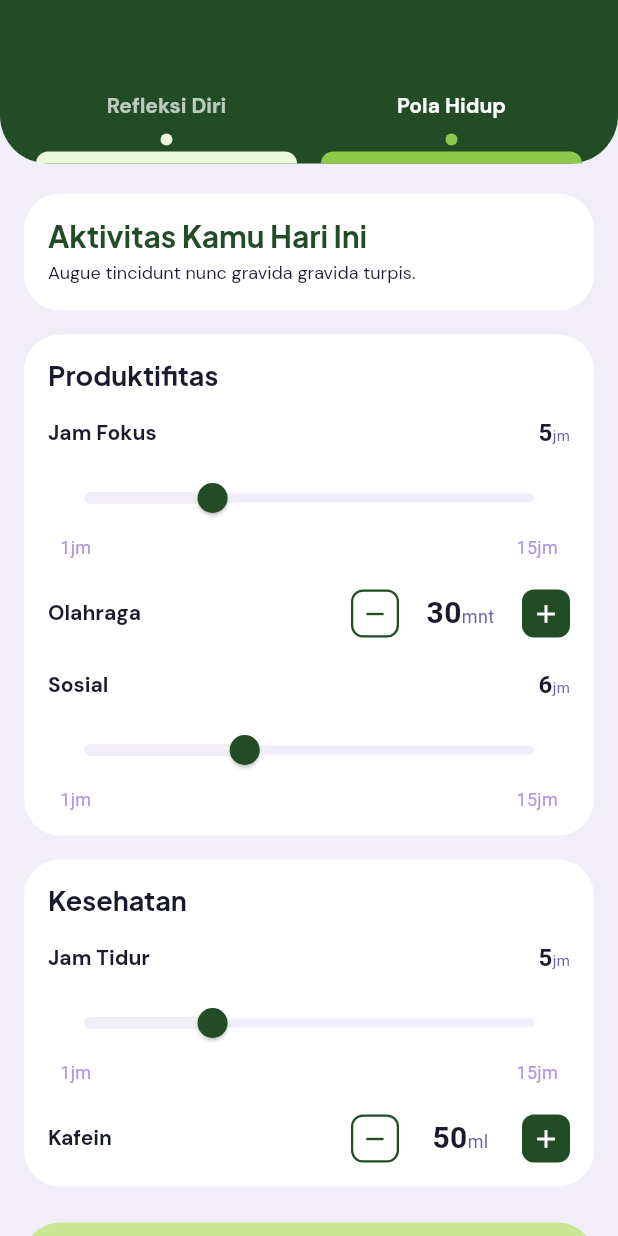
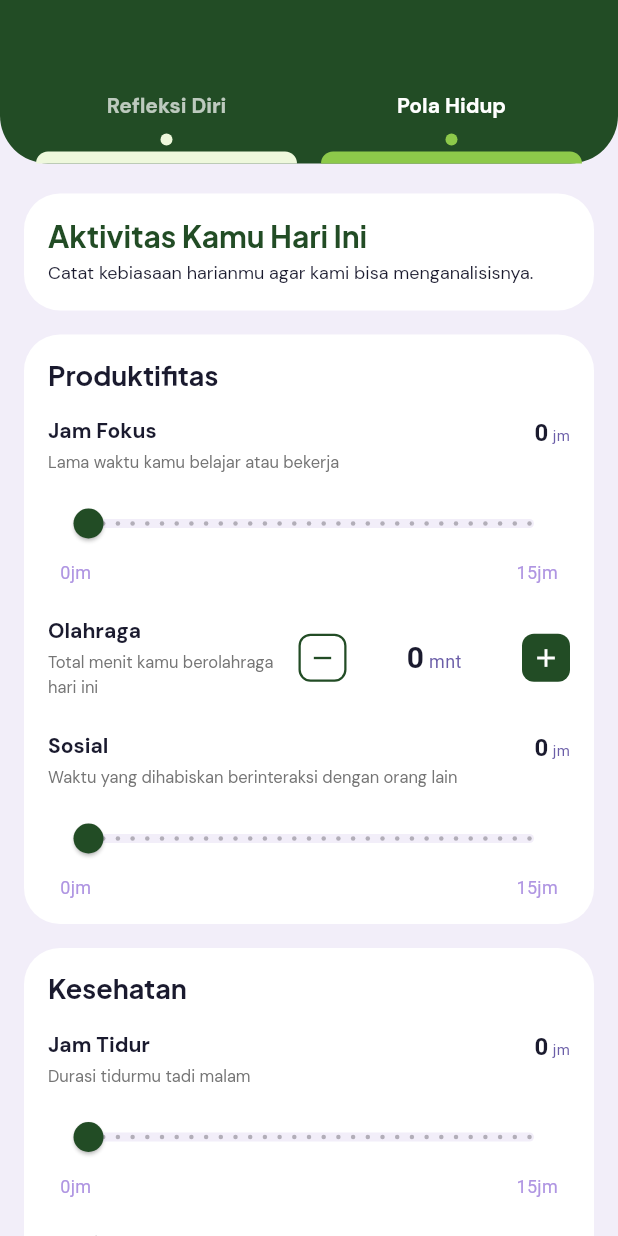
Before and after one commit to nadifahramadhani/burnout_detection, a Flutter app: the JournalingPage screen opened directly, after a tap on "Pola Hidup", on a phone screen of 412 x 824 dp. Run offline on Flutter 3.47's test engine with Material 3 defaults, Android fonts, the phone set to English and light mode, and no system bars; our stand-ins replace dio, fl_chart, flutter_secure_storage, flutter_svg, google_fonts; accounts and stored records are empty.

```diff
--- a/frontend/lib/features/journaling/presentation/journaling_page.dart
+++ b/frontend/lib/features/journaling/presentation/journaling_page.dart
@@ -18,11 +18,11 @@ class _JournalingPageState extends State<JournalingPage> {
   int _selectedTabIndex = 0;
   String _selectedMood = '';
 
-  double _jamFokus = 5;
-  int _olahraga = 30;
-  double _sosial = 6;
-  double _jamTidur = 5;
-  int _kafein = 50;
+  double _jamFokus = 0;
+  int _olahraga = 0;
+  double _sosial = 0;
+  double _jamTidur = 0;
+  int _kafein = 0;
   final TextEditingController _jurnalController = TextEditingController();
 
   Future<void> _onDeteksiDitekan() async {
@@ -62,7 +62,6 @@ class _JournalingPageState extends State<JournalingPage> {
 
   @override
   Widget build(BuildContext context) {
-    // PERBAIKAN 3: Pantau loading di dalam fungsi build utama agar aman
     final bool isLoading = context.watch<JournalProvider>().isLoading;
 
     return Scaffold(
@@ -76,7 +75,6 @@ class _JournalingPageState extends State<JournalingPage> {
               child: Column(
                 children: [
                   if (_selectedTabIndex == 0) _buildRefleksiDiriContent(),
-                  // Kirimkan status loading ke dalam Pola Hidup
                   if (_selectedTabIndex == 1) _buildPolaHidupContent(isLoading),
                   const SizedBox(height: 120),
                 ],
@@ -113,8 +111,6 @@ class _JournalingPageState extends State<JournalingPage> {
   Widget _buildTabItem(String title, int index) {
     bool isActive = _selectedTabIndex == index;
     Color indicatorColor = isActive ? AppColors.mint400 : AppColors.mint50;
-
-    // PERBAIKAN 2: Menggunakan .withOpacity agar aman di semua versi Flutter
     Color textColor = isActive ? Colors.white : Colors.white.withOpacity(0.7);
 
     return GestureDetector(
@@ -183,7 +179,7 @@ class _JournalingPageState extends State<JournalingPage> {
               ),
               const SizedBox(height: 4),
               Text(
-                'Augue tincidunt nunc gravida gravida turpis.',
+                'Ceritakan apa saja yang terjadi hari ini.',
                 style: AppTypography.body2.copyWith(
                   color: AppColors.dark,
                   fontSize: 12,
@@ -374,7 +370,7 @@ class _JournalingPageState extends State<JournalingPage> {
               ),
               const SizedBox(height: 4),
               Text(
-                'Augue tincidunt nunc gravida gravida turpis.',
+                'Catat kebiasaan harianmu agar kami bisa menganalisisnya.',
                 style: AppTypography.body2.copyWith(
                   color: AppColors.dark,
                   fontSize: 12,
@@ -403,17 +399,20 @@ class _JournalingPageState extends State<JournalingPage> {
                 ),
               ),
               const SizedBox(height: 16),
+              // --- TAMBAHAN DESKRIPSI DI SINI ---
               _buildSliderItem(
                 label: 'Jam Fokus',
+                description: 'Lama waktu kamu belajar atau bekerja',
                 value: _jamFokus,
                 unit: 'jm',
-                min: 1,
+                min: 0,
                 max: 15,
                 onChanged: (val) => setState(() => _jamFokus = val),
               ),
               const SizedBox(height: 20),
               _buildCounterItem(
                 label: 'Olahraga',
+                description: 'Total menit kamu berolahraga hari ini',
                 value: _olahraga,
                 unit: 'mnt',
                 step: 5,
@@ -425,9 +424,11 @@ class _JournalingPageState extends State<JournalingPage> {
               const SizedBox(height: 20),
               _buildSliderItem(
                 label: 'Sosial',
+                description:
+                    'Waktu yang dihabiskan berinteraksi dengan orang lain',
                 value: _sosial,
                 unit: 'jm',
-                min: 1,
+                min: 0,
                 max: 15,
                 onChanged: (val) => setState(() => _sosial = val),
               ),
@@ -456,17 +457,19 @@ class _JournalingPageState extends State<JournalingPage> {
               const SizedBox(height: 16),
               _buildSliderItem(
                 label: 'Jam Tidur',
+                description: 'Durasi tidurmu tadi malam',
                 value: _jamTidur,
                 unit: 'jm',
-                min: 1,
+                min: 0,
                 max: 15,
                 onChanged: (val) => setState(() => _jamTidur = val),
               ),
               const SizedBox(height: 20),
               _buildCounterItem(
                 label: 'Kafein',
+                description: 'Perkiraan konsumsi kopi/kafein (dalam mg)',
                 value: _kafein,
-                unit: 'ml',
+                unit: 'mg', // Sedikit perbaikan unit dari 'ml' ke 'mg'
                 step: 10,
                 onMinus: () => setState(() {
                   if (_kafein > 0) _kafein -= 10;
@@ -509,19 +512,68 @@ class _JournalingPageState extends State<JournalingPage> {
     );
   }
 
+  // HELPER: SLIDER ITEM
   Widget _buildSliderItem({
     required String label,
+    required String description, // Tambahan parameter
     required double value,
     required String unit,
     required double min,
     required double max,
     required ValueChanged<double> onChanged,
   }) {
+    List<TextSpan> spans = [];
+    int hours = value.toInt();
+    int minutes = ((value - hours) * 60).round();
+
+    spans.add(
+      TextSpan(
+        text: '$hours',
+        style: const TextStyle(
+          color: AppColors.dark,
+          fontSize: 16,
+          fontWeight: FontWeight.bold,
+        ),
+      ),
+    );
+    spans.add(
+      const TextSpan(
+        text: ' jm',
+        style: TextStyle(color: AppColors.lav600, fontSize: 10),
+      ),
+    );
+
+    if (minutes > 0) {
+      spans.add(const TextSpan(text: ' '));
+      spans.add(
+        TextSpan(
+          text: '$minutes',
+          style: const TextStyle(
+            color: AppColors.dark,
+            fontSize: 16,
+            fontWeight: FontWeight.bold,
+          ),
+        ),
+      );
+      spans.add(
+        const TextSpan(
+          text: ' mnt',
+          style: TextStyle(color: AppColors.lav600, fontSize: 10),
+        ),
+      );
+    }
+
     return Column(
       crossAxisAlignment: CrossAxisAlignment.start,
       children: [
         Row(
           mainAxisAlignment: MainAxisAlignment.spaceBetween,
+          crossAxisAlignment: CrossAxisAlignment
+              .start, // Agar sejajar atas jika deskripsi panjang
+          children: [
+            Expanded(
+              child: Column(
+                crossAxisAlignment: CrossAxisAlignment.start,
                 children: [
                   Text(
                     label,
@@ -531,27 +583,20 @@ class _JournalingPageState extends State<JournalingPage> {
                       fontSize: 14,
                     ),
                   ),
-            Text.rich(
-              TextSpan(
-                children: [
-                  TextSpan(
-                    text: '${value.toInt()}',
-                    style: TextStyle(
-                      color: AppColors.dark,
-                      fontSize: 16,
-                      fontWeight: FontWeight.bold,
-                    ),
-                  ),
-                  TextSpan(
-                    text: unit,
-                    style: const TextStyle(
-                      color: AppColors.lav600,
-                      fontSize: 10,
+                  const SizedBox(height: 2),
+                  Text(
+                    description,
+                    style: AppTypography.body2.copyWith(
+                      color: Colors
+                          .grey[600], // Warna deskripsi agar terlihat seperti sub-label
+                      fontSize: 11,
                     ),
                   ),
                 ],
               ),
             ),
+            const SizedBox(width: 8),
+            Text.rich(TextSpan(children: spans)),
           ],
         ),
         const SizedBox(height: 8),
@@ -561,11 +606,16 @@ class _JournalingPageState extends State<JournalingPage> {
             activeTrackColor: AppColors.lav50,
             inactiveTrackColor: AppColors.lav50,
             thumbColor: AppColors.mint900,
-            // PERBAIKAN 2: Menggunakan .withOpacity agar aman
             overlayColor: AppColors.mint900.withOpacity(0.2),
             thumbShape: const RoundSliderThumbShape(enabledThumbRadius: 10),
           ),
-          child: Slider(value: value, min: min, max: max, onChanged: onChanged),
+          child: Slider(
+            value: value,
+            min: min,
+            max: max,
+            divisions: ((max - min) * 2).toInt(),
+            onChanged: onChanged,
+          ),
         ),
         Padding(
           padding: const EdgeInsets.symmetric(horizontal: 8),
@@ -587,16 +637,84 @@ class _JournalingPageState extends State<JournalingPage> {
     );
   }
 
+  // HELPER: COUNTER ITEM
   Widget _buildCounterItem({
     required String label,
+    required String description, // Tambahan parameter
     required int value,
     required String unit,
     required int step,
     required VoidCallback onMinus,
     required VoidCallback onPlus,
   }) {
+    List<TextSpan> spans = [];
+
+    if (unit == 'mnt' && value >= 60) {
+      int hours = value ~/ 60;
+      int mins = value % 60;
+
+      spans.add(
+        TextSpan(
+          text: '$hours',
+          style: const TextStyle(
+            color: AppColors.dark,
+            fontSize: 20,
+            fontWeight: FontWeight.bold,
+          ),
+        ),
+      );
+      spans.add(
+        const TextSpan(
+          text: ' jm',
+          style: TextStyle(color: AppColors.lav600, fontSize: 12),
+        ),
+      );
+
+      if (mins > 0) {
+        spans.add(const TextSpan(text: ' '));
+        spans.add(
+          TextSpan(
+            text: '$mins',
+            style: const TextStyle(
+              color: AppColors.dark,
+              fontSize: 20,
+              fontWeight: FontWeight.bold,
+            ),
+          ),
+        );
+        spans.add(
+          const TextSpan(
+            text: ' mnt',
+            style: TextStyle(color: AppColors.lav600, fontSize: 12),
+          ),
+        );
+      }
+    } else {
+      spans.add(
+        TextSpan(
+          text: '$value',
+          style: const TextStyle(
+            color: AppColors.dark,
+            fontSize: 20,
+            fontWeight: FontWeight.bold,
+          ),
+        ),
+      );
+      spans.add(
+        TextSpan(
+          text: ' $unit',
+          style: const TextStyle(color: AppColors.lav600, fontSize: 12),
+        ),
+      );
+    }
+
     return Row(
       mainAxisAlignment: MainAxisAlignment.spaceBetween,
+      crossAxisAlignment: CrossAxisAlignment.center,
+      children: [
+        Expanded(
+          child: Column(
+            crossAxisAlignment: CrossAxisAlignment.start,
             children: [
               Text(
                 label,
@@ -606,6 +724,19 @@ class _JournalingPageState extends State<JournalingPage> {
                   fontSize: 14,
                 ),
               ),
+              const SizedBox(height: 2),
+              Text(
+                description,
+                style: AppTypography.body2.copyWith(
+                  color: Colors
+                      .grey[600], // Warna deskripsi agar terlihat seperti sub-label
+                  fontSize: 11,
+                ),
+              ),
+            ],
+          ),
+        ),
+        const SizedBox(width: 8),
         Row(
           children: [
             GestureDetector(
@@ -627,27 +758,9 @@ class _JournalingPageState extends State<JournalingPage> {
             ),
             const SizedBox(width: 16),
             SizedBox(
-              width: 50,
+              width: 85,
               child: Text.rich(
-                TextSpan(
-                  children: [
-                    TextSpan(
-                      text: '$value',
-                      style: TextStyle(
-                        color: AppColors.dark,
-                        fontSize: 20,
-                        fontWeight: FontWeight.bold,
-                      ),
-                    ),
-                    TextSpan(
-                      text: unit,
-                      style: const TextStyle(
-                        color: AppColors.lav600,
-                        fontSize: 12,
-                      ),
-                    ),
-                  ],
-                ),
+                TextSpan(children: spans),
                 textAlign: TextAlign.center,
               ),
             ),
--- a/frontend/lib/main.dart
+++ b/frontend/lib/main.dart
@@ -29,7 +29,7 @@ void main() {
         ChangeNotifierProvider(create: (_) => AuthProvider(authRepository)),
 
         // 2. PERBAIKI BARIS INI MENJADI LENGKAP
-        ChangeNotifierProvider(create: (_) => JournalProvider(secureStorage)),
+        ChangeNotifierProvider(create: (_) => JournalProvider(apiClient)),
       ],
       child: const MindaraApp(),
     ),
```
Also changed, not shown: frontend/lib/core/constants/api_constants.dart (+20 -1 lines), frontend/lib/features/journaling/data/journal_api.dart (+21 -33 lines), frontend/lib/features/journaling/presentation/detection_result_page.dart (+7 -6 lines), frontend/lib/features/journaling/providers/journal_provider.dart (+12 -27 lines), frontend/pubspec.yaml (+3 -8 lines), frontend/pubspec.lock. Lines whose indentation alone changed are shown as unchanged.
